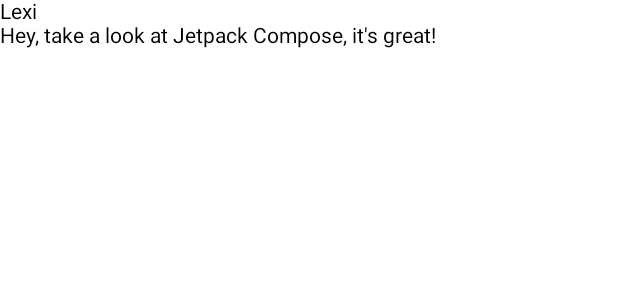
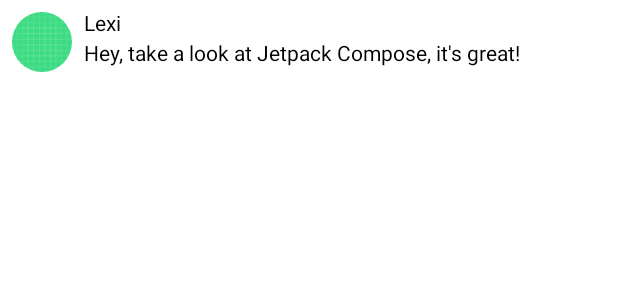
Before and after one commit to muttaqinrizal/ComposeTutorial, an Android app built with Jetpack Compose: the @Preview function PreviewMessageCard, on a phone screen of 412 x 824 dp. Shown: the top 300 px of the screen. Run offline under Robolectric (Android 15) with nearby library versions, the phone set to English and light mode, and no system bars.

Commit message:
add row and image

```diff
--- a/app/src/main/java/com/example/composetutorial/MainActivity.kt
+++ b/app/src/main/java/com/example/composetutorial/MainActivity.kt
@@ -3,15 +3,22 @@ package com.example.composetutorial
 import android.os.Bundle
 import androidx.activity.ComponentActivity
 import androidx.activity.compose.setContent
+import androidx.compose.foundation.Image
 import androidx.compose.foundation.layout.Column
-import androidx.compose.foundation.layout.fillMaxSize
-import androidx.compose.material3.MaterialTheme
-import androidx.compose.material3.Surface
+import androidx.compose.foundation.layout.Row
+import androidx.compose.foundation.layout.Spacer
+import androidx.compose.foundation.layout.height
+import androidx.compose.foundation.layout.padding
+import androidx.compose.foundation.layout.size
+import androidx.compose.foundation.layout.width
+import androidx.compose.foundation.shape.CircleShape
 import androidx.compose.material3.Text
 import androidx.compose.runtime.Composable
 import androidx.compose.ui.Modifier
+import androidx.compose.ui.draw.clip
+import androidx.compose.ui.res.painterResource
 import androidx.compose.ui.tooling.preview.Preview
-import com.example.composetutorial.ui.theme.ComposeTutorialTheme
+import androidx.compose.ui.unit.dp
 
 class MainActivity : ComponentActivity() {
     override fun onCreate(savedInstanceState: Bundle?) {
@@ -26,10 +33,25 @@ data class Message(val author: String, val body: String)
 
 @Composable
 fun MessageCard(msg: Message){
-    Column {
-        Text(text = msg.author)
-        Text(text = msg.body)
+    // add padding around our message
+    Row(modifier = Modifier.padding(all = 8.dp)) {
+        Image(
+            painter = painterResource(R.drawable.ic_launcher_background),
+            contentDescription = "Content Description",
+            modifier = Modifier
+                .size(40.dp)
+                .clip(CircleShape)
+        )
+        // Add a horizontal space between the image and the column
+        Spacer(modifier = Modifier.width(8.dp))
+
+        Column {
+            Text(text = msg.author)
+            Spacer(modifier = Modifier.height(4.dp))
+            Text(text = msg.body)
+        }
     }
+
 }
 
 @Preview
```
